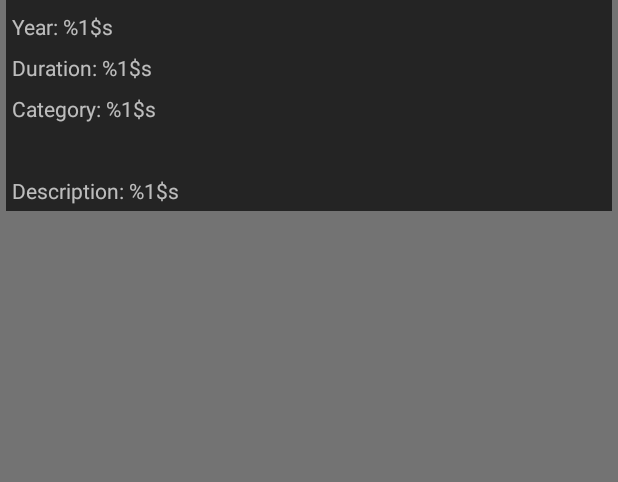
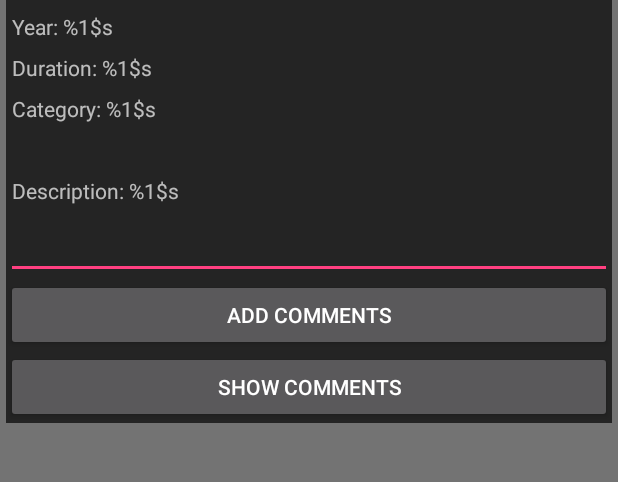
Before and after one commit to Team-NoName/MovieHub, an Android app: the DetailedMovieActivity screen opened directly, with no data from a screen before it, on a phone screen of 412 x 824 dp, the part 137-619 px from its top. Run offline under Robolectric (Android 15) with nearby library versions, the phone set to English and light mode, and no system bars; our stand-ins replace Picasso; libraries missing offline, so code that uses them is left out: com.orm, com.orm.query; pictures from the network do not load; 6 statements that could not run were skipped.

Commit message:
Add comment and list comments for movie

```diff
--- a/MovieHub/app/src/main/java/info/noname/moviehub/MainApplication.java
+++ b/MovieHub/app/src/main/java/info/noname/moviehub/MainApplication.java
@@ -69,6 +69,8 @@ public class MainApplication extends Application {
         Movie movie4 = new Movie("Borat", categoryComedy, 2006, 86, "Borat Sagdiyev is a TV reporter of a popular show in Kazakhstan as Kazakhstan's sixth most famous man and a leading journalist. He is sent from his home to America by his government to make a documentary about American society and culture. Borat takes a course in New York City to understand American humor. While watching Baywatch on TV, Borat discovers how beautiful their women are in the form of C. J. Parker, who was played by actress Pamela Anderson who hails from Malibu, California. He decides to go on a cross-country road trip to California in a quest to make her his wife and take her back to his country. On his journey Borat and his producer encounter a country full of strange and wonderful Americans, real people in real chaotic situations with hysterical consequences.", "https://upload.wikimedia.org/wikipedia/en/3/39/Borat_ver2.jpg","https://www.youtube.com/watch?v=vlnUa_dNsRQ" );
 
         MovieComments comment1 = new MovieComments("I absolutely love this movie!", movie1, user1);
+        MovieComments comment2 = new MovieComments("I absolutely love this movie, yeaahh!", movie2, user1);
+        MovieComments comment3 = new MovieComments("love this movie it's awseome", movie4, user1);
 
         Actor kevinHart = new Actor("Keanu", "Reeves");
 
@@ -89,6 +91,8 @@ public class MainApplication extends Application {
         movie3.save();
         movie4.save();
         comment1.save();
+        comment2.save();
+        comment3.save();
         kevinHart.save();
         movieActors.save();
         movieCategories.save();
--- a/MovieHub/app/src/main/java/info/noname/moviehub/activities/DetailedMovieActivity.java
+++ b/MovieHub/app/src/main/java/info/noname/moviehub/activities/DetailedMovieActivity.java
@@ -1,22 +1,34 @@
 package info.noname.moviehub.activities;
 
+import android.app.FragmentTransaction;
+import android.content.Intent;
 import android.content.res.Resources;
 import android.os.Bundle;
 import android.support.v7.app.AppCompatActivity;
+import android.view.View;
+import android.widget.Button;
+import android.widget.EditText;
 import android.widget.ImageView;
 import android.widget.TextView;
+import android.widget.Toast;
 
+import com.orm.query.Condition;
+import com.orm.query.Select;
 import com.squareup.picasso.Picasso;
 
 import info.noname.moviehub.IOnItemClicked;
 import info.noname.moviehub.R;
+import info.noname.moviehub.UserLocalStore;
+import info.noname.moviehub.appData.CommentData;
+import info.noname.moviehub.fragments.CommentFragment;
 import info.noname.moviehub.models.Movie;
+import info.noname.moviehub.models.User;
 
 /**
  * Created by Bare7a on 13/10/2016.
  */
 
-public class DetailedMovieActivity extends AppCompatActivity implements IOnItemClicked {
+public class DetailedMovieActivity extends AppCompatActivity implements View.OnClickListener, IOnItemClicked {
     Movie mSelectedMovie;
     TextView mMovieTitle;
     ImageView mMoviePoster;
@@ -26,13 +38,21 @@ public class DetailedMovieActivity extends AppCompatActivity implements IOnItemC
     TextView mMovieActors;
     TextView mMovieDescription;
     Resources res;
-
+    CommentFragment commentFragment;
+    Button mShowComments;
+    Button mAddComment;
+    TextView mAddCommentEditText;
+    CommentData mCommentData;
+    UserLocalStore mUserLocalStore;
 
     protected void onCreate(Bundle savedInstanceState) {
         super.onCreate(savedInstanceState);
         setContentView(R.layout.detailed_movie_view);
 
         mSelectedMovie = getIntent().getParcelableExtra("movie");
+        Bundle bundle = new Bundle();
+        bundle.putParcelable("selected", mSelectedMovie);
+
         res = getResources();
 
         mMovieTitle = (TextView)findViewById(R.id.detailedMovieTitle);
@@ -50,10 +70,40 @@ public class DetailedMovieActivity extends AppCompatActivity implements IOnItemC
         mMovieCategory.setText(String.format(res.getString(R.string.category), mSelectedMovie.get_category().get_name()));
         mMovieActors.setText("");
         mMovieDescription.setText(String.format(res.getString(R.string.description),mSelectedMovie.get_description()));
+
+        mShowComments = (Button) findViewById(R.id.showComments);
+        commentFragment = new CommentFragment();
+        commentFragment.setArguments(bundle);
+        mShowComments.setOnClickListener(this);
+
+        mAddComment = (Button) findViewById(R.id.addComment);
+        mAddCommentEditText = (EditText)findViewById(R.id.add_comment_content);
+        mAddComment.setOnClickListener(this);
+        mCommentData = new CommentData();
+        mUserLocalStore = new UserLocalStore(this);
     }
 
     @Override
     public void onItemClicked(int position) {
 
     }
+
+    @Override
+    public void onClick(View v) {
+        if (v.getId() == R.id.showComments){
+            final FragmentTransaction ft = getFragmentManager().beginTransaction();
+            ft.replace(R.id.comments, commentFragment);
+            ft.commit();
+        }
+        if (v.getId() == R.id.addComment){
+            User user = Select.from(User.class)
+                    .where(Condition.prop("_username").like(mUserLocalStore.getLoggedInUser().get_username())).first();
+
+            Movie movie = Select.from(Movie.class)
+                    .where(Condition.prop("_title").like(mSelectedMovie.get_title())).first();
+
+            mCommentData.addComment(mAddCommentEditText.getText().toString(), movie, user);
+            Toast.makeText(this, "Successfully add comment", Toast.LENGTH_SHORT).show();
+        }
+    }
 }
--- a/MovieHub/app/src/main/java/info/noname/moviehub/models/Movie.java
+++ b/MovieHub/app/src/main/java/info/noname/moviehub/models/Movie.java
@@ -47,7 +47,7 @@ public class Movie extends SugarRecord implements Parcelable {
 
     // Get all comments by current movie
     public List<MovieComments> gatAllCommentsByMovie() {
-        return MovieComments.find(MovieComments.class, "movie = ?", String.valueOf(getId()));
+        return MovieComments.find(MovieComments.class, "_movie = ?", String.valueOf(getId()));
     }
 
     // Get all user lists by current movie
--- a/MovieHub/app/src/main/res/layout/content_main.xml
+++ b/MovieHub/app/src/main/res/layout/content_main.xml
@@ -23,5 +23,5 @@
 
     <include layout="@layout/category_layout" />
     <include layout="@layout/movies_layout" />
-
+    <include layout="@layout/comments_recycle_view"/>
 </RelativeLayout>
--- a/MovieHub/app/src/main/res/layout/detailed_movie_view.xml
+++ b/MovieHub/app/src/main/res/layout/detailed_movie_view.xml
@@ -74,5 +74,35 @@
             android:layout_below="@+id/detailedMovieActors"
             android:layout_margin="@dimen/detailed_movie_margin_border_size"
             android:layout_alignParentStart="true" />
+
+        <EditText
+            android:layout_width="match_parent"
+            android:layout_height="wrap_content"
+            android:layout_below="@+id/detailedMovieDescription"
+            android:inputType="textMultiLine"
+            android:ems="10"
+            android:id="@+id/add_comment_content" />
+
+        <Button
+            android:text="Add Comments"
+            android:layout_width="match_parent"
+            android:layout_height="wrap_content"
+            android:layout_below="@+id/add_comment_content"
+            android:id="@+id/addComment" />
+
+        <Button
+            android:text="Show Comments"
+            android:layout_width="match_parent"
+            android:layout_height="wrap_content"
+            android:layout_below="@+id/addComment"
+            android:id="@+id/showComments" />
+
+        <FrameLayout
+            android:id="@+id/comments"
+            android:layout_below="@+id/showComments"
+            android:layout_width="match_parent"
+            android:layout_height="match_parent">
+        </FrameLayout>
+
     </RelativeLayout>
 </ScrollView>
--- a/MovieHub/app/src/main/res/values/colors.xml
+++ b/MovieHub/app/src/main/res/values/colors.xml
@@ -15,4 +15,6 @@
     <color name="colorDetailedMovieBackground">#737373</color>
     <color name="colorDetailedMovieForeground">#242424</color>
     <color name="white">#FFFFFF</color>
+    <color name="black">#000000</color>
+    <color name="darkGreen">#003300</color>
 </resources>
--- a/MovieHub/app/src/main/res/values/strings.xml
+++ b/MovieHub/app/src/main/res/values/strings.xml
@@ -24,4 +24,5 @@
     <string name="remove_from_list">Remove</string>
     <string name="user_details">User details</string>
     <string name="logout_menu_item">Logout</string>
+    <string name="add_comment">Send</string>
 </resources>
```
Also changed, not shown: MovieHub/app/src/main/java/info/noname/moviehub/adapters/CommentAdapter.java (added, +93 -0 lines), MovieHub/app/src/main/java/info/noname/moviehub/appData/CommentData.java (added, +33 -0 lines), MovieHub/app/src/main/java/info/noname/moviehub/fragments/CommentFragment.java (added, +82 -0 lines), MovieHub/app/src/main/res/layout/comments_layout.xml (added, +37 -0 lines), MovieHub/app/src/main/res/layout/comments_recycle_view.xml (added, +12 -0 lines).
